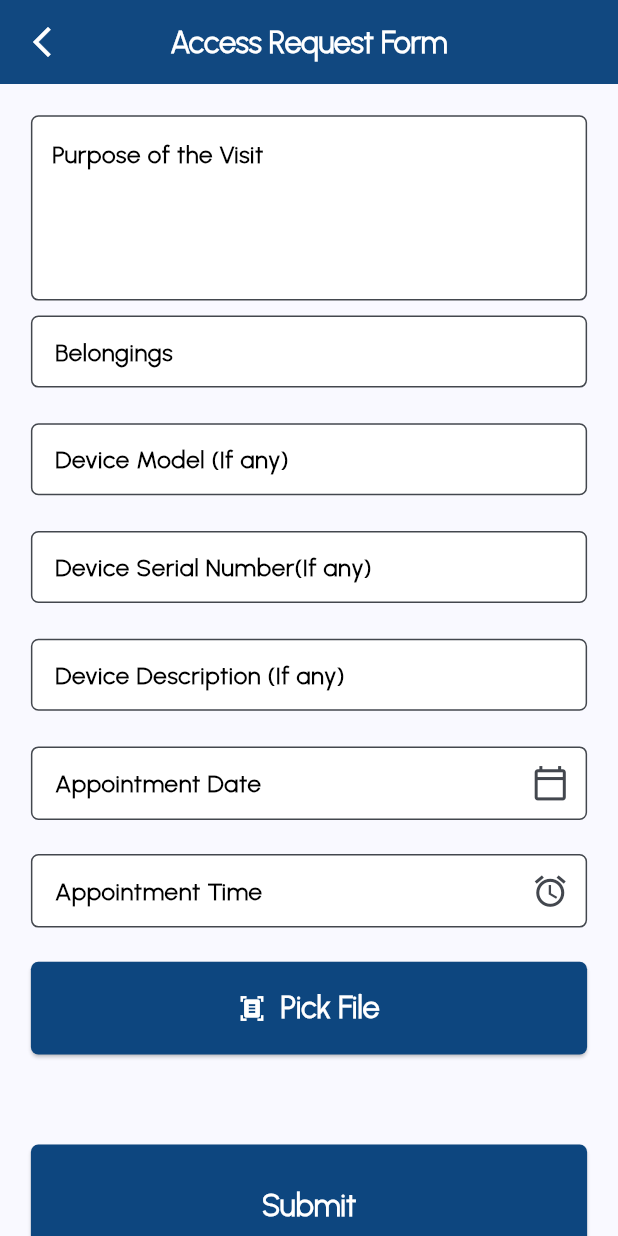
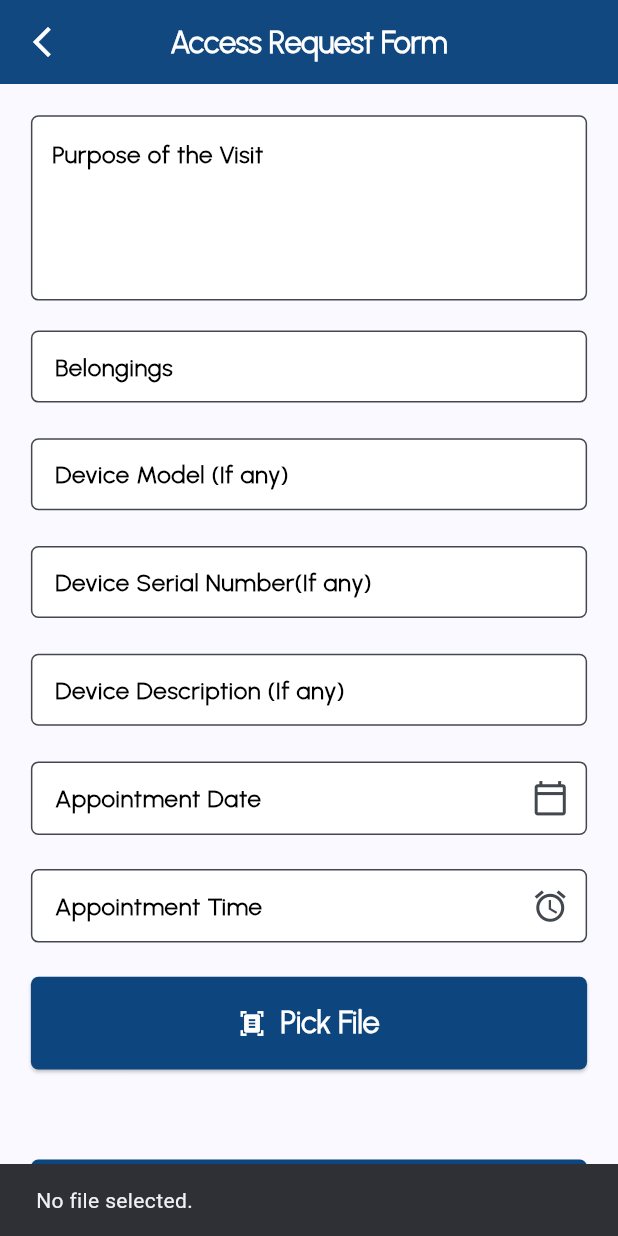
Before and after one commit to Mahfuz-00/national_data_center_app, a Flutter app: the AccessFormGuestUI screen opened directly, scrolled down 576 dp, after a tap on "Pick File", on a phone screen of 412 x 824 dp. Run offline on Flutter 3.47's test engine with Material 3 defaults, Android fonts, the phone set to English and light mode, and no system bars; our stand-ins replace bloc, cached_network_image, connectivity, equatable, file_picker, flutter_bloc and 6 more; missing offline and left inert: flutter_charts, flutter_printer, footer, rename_app; accounts and stored records are empty.

Commit message:
Last Updated: 5th Oct 2024

```diff
--- a/lib/Data/Models/connectionmodel.dart
+++ b/lib/Data/Models/connectionmodel.dart
@@ -27,7 +27,6 @@ class AppointmentRequestModel {
   final String Mobile;
   final String Email;
   final String Purpose;
-  final String Personnel;
   final String Belongs;
   final String Sector;
   final String DeviceModel;
@@ -44,7 +43,6 @@ class AppointmentRequestModel {
     required this.Mobile,
     required this.Email,
     required this.Purpose,
-    required this.Personnel,
     required this.Belongs,
     required this.Sector,
     required this.DeviceModel,
@@ -63,7 +61,6 @@ class AppointmentRequestModel {
       'phone': Mobile,
       'email': Email,
       'purpose': Purpose,
-      'name_of_personnel': Personnel,
       'belong': Belongs,
       'sector': Sector,
       'device_model': DeviceModel,
--- a/lib/UI/Pages/Access Form (Guest)/accessFormGuestUI.dart
+++ b/lib/UI/Pages/Access Form (Guest)/accessFormGuestUI.dart
@@ -266,7 +266,7 @@ class _AccessFormGuestUIState extends State<AccessFormGuestUI> {
                         },
                       ),
                       SizedBox(
-                        height: 10,
+                        height: 20,
                       ),
                       CustomTextFormField(
                         controller: _belongscontroller,
@@ -477,19 +477,52 @@ class _AccessFormGuestUIState extends State<AccessFormGuestUI> {
 
   Future<void> _pickFile() async {
     try {
-      FilePickerResult? result = await FilePicker.platform.pickFiles();
+      FilePickerResult? result = await FilePicker.platform.pickFiles(
+        type: FileType.custom,
+        allowedExtensions: ['pdf', 'doc', 'docx', 'ppt', 'pptx', 'xls', 'xlsx'],
+      );
 
       if (result != null) {
-        setState(() {
-          _file = File(result.files.single.path!);
-        });
+        String? fileExtension = result.files.single.extension;
+
+        List<String> allowedExtensions = ['pdf', 'doc', 'docx', 'ppt', 'pptx', 'xls', 'xlsx'];
+
+        if (fileExtension != null && allowedExtensions.contains(fileExtension.toLowerCase())) {
+          if (result.files.single.size <= 21000 * 1024) {
+            setState(() {
+              _file = File(result.files.single.path!);
+            });
+          } else {
+            ScaffoldMessenger.of(context).showSnackBar(
+              SnackBar(
+                content: Text("File exceeds the maximum allowed size of 21 MB."),
+                duration: Duration(seconds: 3),
+              ),
+            );
+          }
+        } else {
+          ScaffoldMessenger.of(context).showSnackBar(
+            SnackBar(
+              content: Text("Invalid file extension. Allowed types: pdf, doc, docx, ppt, pptx, xls, xlsx."),
+              duration: Duration(seconds: 3),
+            ),
+          );
+        }
       } else {
-        // User canceled the picker
+        ScaffoldMessenger.of(context).showSnackBar(
+          SnackBar(
+            content: Text("No file selected."),
+            duration: Duration(seconds: 3),
+          ),
+        );
       }
     } catch (e) {
       print('Error picking file: $e');
     }
   }
+
+
+
 
   void _connectionRequestForm() {
     print('Full Name: ${_fullnamecontroller.text}');
```
Also changed, not shown: lib/Data/Data Sources/API Service (Guest Access Form)/apiserviceguestappointment.dart (+7 -5 lines), lib/UI/Pages/Access Form(Visitor)/accessformUI.dart (+1 -18 lines), lib/UI/Pages/Sign Up UI/signupUI.dart (+16 -6 lines).
